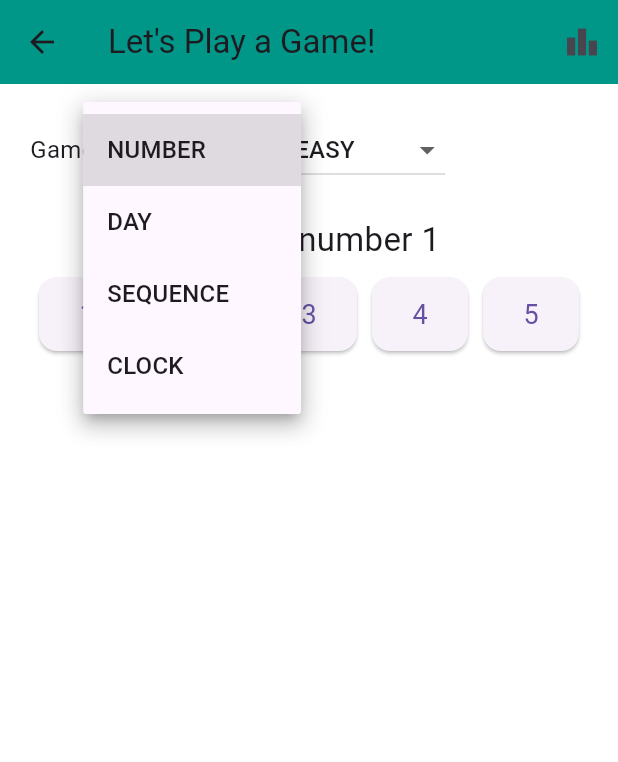
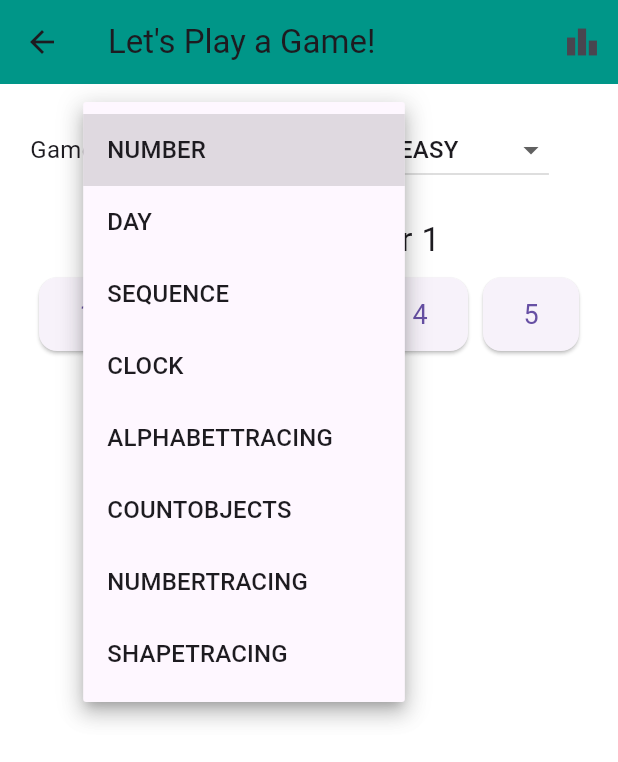
Before and after one commit to thaleskabza/grade_r_smart_start, a Flutter app: the GameScreen screen opened directly with empty values, after a tap on "NUMBER", on a phone screen of 412 x 824 dp. Shown: the top 762 px of the screen. Run offline on Flutter 3.47's test engine with Material 3 defaults, Android fonts, the phone set to English and light mode, and no system bars; our stand-ins replace flutter_tts, image_picker, sqflite; accounts and stored records are empty.

Commit message:
added new games

```diff
--- a/lib/screens/game_screen.dart
+++ b/lib/screens/game_screen.dart
@@ -6,6 +6,9 @@ import '../models/child_profile.dart';
 import '../models/score.dart';
 import '../services/local_storage_service.dart';
 import 'results_screen.dart';
+import 'tracing/alphabet_tracing_canvas.dart';
+import 'tracing/number_tracing_canvas.dart';
+import 'tracing/shape_tracing_canvas.dart';
 
 class GameScreen extends StatefulWidget {
   final ChildProfile profile;
@@ -17,13 +20,30 @@ class GameScreen extends StatefulWidget {
 
 enum Difficulty { easy, medium, difficult }
 
-enum GameType { number, day, sequence, clock }
+enum GameType {
+  number,
+  day,
+  sequence,
+  clock,
+  alphabetTracing,
+  countObjects,
+  numberTracing,
+  shapeTracing,
+}
 
 class _GameScreenState extends State<GameScreen> {
   GameType _selectedGame = GameType.number;
   Difficulty _difficulty = Difficulty.easy;
+  String targetLetter = '';
+  List<String> _alphabet = List.generate(
+    26,
+    (i) => String.fromCharCode(65 + i),
+  );
+  int objectCount = 0;
+  List<int> _countOptions = [];
 
-  int targetNumber = 1;
+  int targetNumber = 1; // Number tracing
+
   int selectedNumber = -1;
 
   final List<String> _days = [
@@ -92,8 +112,13 @@ class _GameScreenState extends State<GameScreen> {
     int missingIndex = Random().nextInt(4);
     _missingValue = _sequence[missingIndex];
     _sequence[missingIndex] = -1;
-    _sequenceOptions = [_missingValue!, _missingValue! + 1, _missingValue! - 1]
-      ..shuffle();
+    _sequenceOptions =
+        {
+            _missingValue!,
+            _missingValue! + 1,
+            _missingValue! - 1,
+          }.where((num) => num > 0).toList()
+          ..shuffle();
   }
 
   void _generateClockGame() {
@@ -108,6 +133,47 @@ class _GameScreenState extends State<GameScreen> {
         minute: (minute + 15) % 60,
       ).format(context),
     ]..shuffle();
+  }
+
+  void _generateAlphabetTracingGame() {
+    targetLetter = _alphabet[Random().nextInt(_alphabet.length)];
+  }
+
+  void _generateCountObjectsGame() {
+    objectCount = Random().nextInt(5) + 1;
+    _countOptions = [objectCount, objectCount + 1, objectCount + 2]..shuffle();
+  }
+
+  void _navigateToCanvas() {
+    switch (_selectedGame) {
+      case GameType.alphabetTracing:
+        Navigator.push(
+          context,
+          MaterialPageRoute(
+            builder: (_) => AlphabetTracingCanvas(letter: targetLetter),
+          ),
+        );
+        break;
+      case GameType.numberTracing:
+        Navigator.push(
+          context,
+          MaterialPageRoute(
+            builder:
+                (_) => NumberTracingCanvas(number: targetNumber.toString()),
+          ),
+        );
+        break;
+      case GameType.shapeTracing:
+        Navigator.push(
+          context,
+          MaterialPageRoute(
+            builder: (_) => ShapeTracingCanvas(shape: "CIRCLE"),
+          ),
+        );
+        break;
+      default:
+        break;
+    }
   }
 
   void _checkAnswer(dynamic answer) async {
@@ -126,6 +192,18 @@ class _GameScreenState extends State<GameScreen> {
         break;
       case GameType.clock:
         correct = answer == _targetTime.format(context);
+        break;
+      case GameType.alphabetTracing:
+        _generateAlphabetTracingGame();
+        break;
+      case GameType.countObjects:
+        _generateCountObjectsGame();
+        break;
+      case GameType.shapeTracing:
+        _navigateToCanvas();
+        break;
+      case GameType.numberTracing:
+        _navigateToCanvas();
         break;
     }
 
@@ -182,6 +260,18 @@ class _GameScreenState extends State<GameScreen> {
         case GameType.clock:
           _generateClockGame();
           break;
+        case GameType.alphabetTracing:
+          _generateAlphabetTracingGame();
+          break;
+        case GameType.countObjects:
+          _generateCountObjectsGame();
+          break;
+        case GameType.shapeTracing:
+          _navigateToCanvas();
+          break;
+        case GameType.numberTracing:
+          _navigateToCanvas();
+          break;
       }
     });
   }
@@ -219,8 +309,10 @@ class _GameScreenState extends State<GameScreen> {
                 DropdownButton<GameType>(
                   value: _selectedGame,
                   onChanged: (newGame) {
-                    _selectedGame = newGame!;
-                    _resetGame();
+                    setState(() {
+                      _selectedGame = newGame!;
+                      _resetGame();
+                    });
                   },
                   items:
                       GameType.values
@@ -237,9 +329,12 @@ class _GameScreenState extends State<GameScreen> {
                   DropdownButton<Difficulty>(
                     value: _difficulty,
                     onChanged: (newLevel) {
-                      _difficulty = newLevel!;
-                      _resetGame();
+                      setState(() {
+                        _difficulty = newLevel!;
+                        _resetGame();
+                      });
                     },
+
                     items:
                         Difficulty.values
                             .map(
@@ -342,6 +437,47 @@ class _GameScreenState extends State<GameScreen> {
                       );
                     }).toList(),
               ),
+            ] else if (_selectedGame == GameType.alphabetTracing ||
+                _selectedGame == GameType.numberTracing ||
+                _selectedGame == GameType.shapeTracing) ...[
+              Text(
+                'Trace the letter: $targetLetter',
+                style: TextStyle(fontSize: 32),
+              ),
+              ElevatedButton(
+                onPressed: _navigateToCanvas,
+                child: const Text('Start Tracing'),
+              ),
+
+              SizedBox(height: 16),
+              Icon(Icons.gesture, size: 60, color: Colors.blueGrey),
+              Text('(Draw)'),
+            ] else if (_selectedGame == GameType.countObjects) ...[
+              Text(
+                'How many apples are there?',
+                style: TextStyle(fontSize: 24),
+              ),
+              Wrap(
+                children: List.generate(
+                  objectCount,
+                  (index) => Icon(Icons.apple, color: Colors.red, size: 40),
+                ),
+              ),
+              Wrap(
+                spacing: 10,
+                children:
+                    _countOptions
+                        .map(
+                          (opt) => ElevatedButton(
+                            onPressed:
+                                isCorrect == null
+                                    ? () => _checkAnswer(opt)
+                                    : null,
+                            child: Text('$opt'),
+                          ),
+                        )
+                        .toList(),
+              ),
             ],
             const SizedBox(height: 30),
             if (isCorrect != null) ...[
```
Also changed, not shown: lib/screens/tracing/alphabet_tracing_canvas.dart (added, +103 -0 lines), lib/screens/tracing/number_tracing_canvas.dart (added, +100 -0 lines), lib/screens/tracing/shape_tracing_canvas.dart (added, +100 -0 lines).
